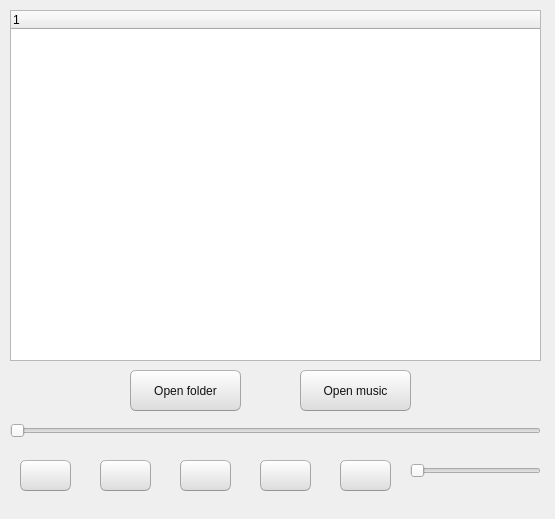
Qt form testing_sound/mpwindow.ui (defaultax7/2012h-project) before a commit.
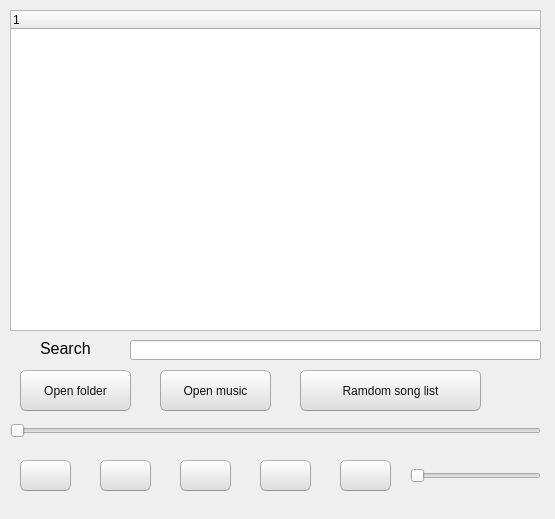
The same form after that commit.

Commit message: add search bar

```diff
--- a/testing_sound/mpwindow.ui
+++ b/testing_sound/mpwindow.ui
@@ -20,14 +20,19 @@
       <x>10</x>
       <y>10</y>
       <width>531</width>
-      <height>351</height>
+      <height>321</height>
      </rect>
     </property>
+    <column>
+     <property name="text">
+      <string notr="true">1</string>
+     </property>
+    </column>
    </widget>
    <widget class="QPushButton" name="btn_open_folder">
     <property name="geometry">
      <rect>
-      <x>130</x>
+      <x>20</x>
       <y>370</y>
       <width>111</width>
       <height>41</height>
@@ -67,7 +72,7 @@
    <widget class="QPushButton" name="btn_open_music">
     <property name="geometry">
      <rect>
-      <x>300</x>
+      <x>160</x>
       <y>370</y>
       <width>111</width>
       <height>41</height>
@@ -321,7 +326,7 @@
     <property name="geometry">
      <rect>
       <x>410</x>
-      <y>460</y>
+      <y>465</y>
       <width>131</width>
       <height>22</height>
      </rect>
@@ -330,6 +335,75 @@
      <enum>Qt::Horizontal</enum>
     </property>
    </widget>
+   <widget class="QPushButton" name="btn_random_song_list">
+    <property name="geometry">
+     <rect>
+      <x>300</x>
+      <y>370</y>
+      <width>181</width>
+      <height>41</height>
+     </rect>
+    </property>
+    <property name="styleSheet">
+     <string notr="true">QPushButton { 
+            font-size: 12px;
+            font: bold large &quot;Aerial&quot;;
+            color:rgb(17,17,17);
+            border-width: 1px;
+            border-radius: 6px;
+            border-bottom-color: rgb(150,150,150);
+            border-right-color: rgb(165,165,165);
+            border-left-color: rgb(165,165,165);
+            border-top-color: rgb(180,180,180);
+            border-style: solid;
+            padding: 4px;
+            background-color: qlineargradient(spread:pad, x1:0.5, y1:1, x2:0.5, y2:0, stop:0 rgba(220, 220, 220, 255), stop:1 rgba(255, 255, 255, 255));
+        }
+        
+        QPushButton:hover {
+            border-top-color: rgb(76,195,255);
+            border-right-color: qlineargradient(spread:pad, x1:0, y1:1, x2:1, y2:0, stop:0 rgb(76,195,255), stop:1 rgb(76,195,255));
+            border-left-color:  qlineargradient(spread:pad, x1:1, y1:0, x2:0, y2:0, stop:0 rgb(76,195,255), stop:1 rgb(76,195,255));
+            border-bottom-color: rgb(76,195,255);
+            background-color: qlineargradient(spread:pad, x1:0.5, y1:1, x2:0.5, y2:0, stop:0 rgba(220, 220, 220, 255), stop:1 rgba(255, 255, 255, 255));
+        }
+        QPushButton:pressed{
+            background-color: qlineargradient(spread:pad, x1:0.5, y1:0, x2:0.5, y2:1, stop:0 rgba(220, 220, 220, 255), stop:1 rgba(255, 255, 255, 255));
+        }</string>
+    </property>
+    <property name="text">
+     <string>Ramdom song list</string>
+    </property>
+   </widget>
+   <widget class="QLabel" name="label">
+    <property name="geometry">
+     <rect>
+      <x>40</x>
+      <y>340</y>
+      <width>61</width>
+      <height>16</height>
+     </rect>
+    </property>
+    <property name="font">
+     <font>
+      <family>Arial</family>
+      <pointsize>12</pointsize>
+     </font>
+    </property>
+    <property name="text">
+     <string>Search</string>
+    </property>
+   </widget>
+   <widget class="QLineEdit" name="search_song">
+    <property name="geometry">
+     <rect>
+      <x>130</x>
+      <y>340</y>
+      <width>411</width>
+      <height>20</height>
+     </rect>
+    </property>
+   </widget>
   </widget>
   <widget class="QMenuBar" name="menubar">
    <property name="geometry">
```
The commit also changes 2 other files.
